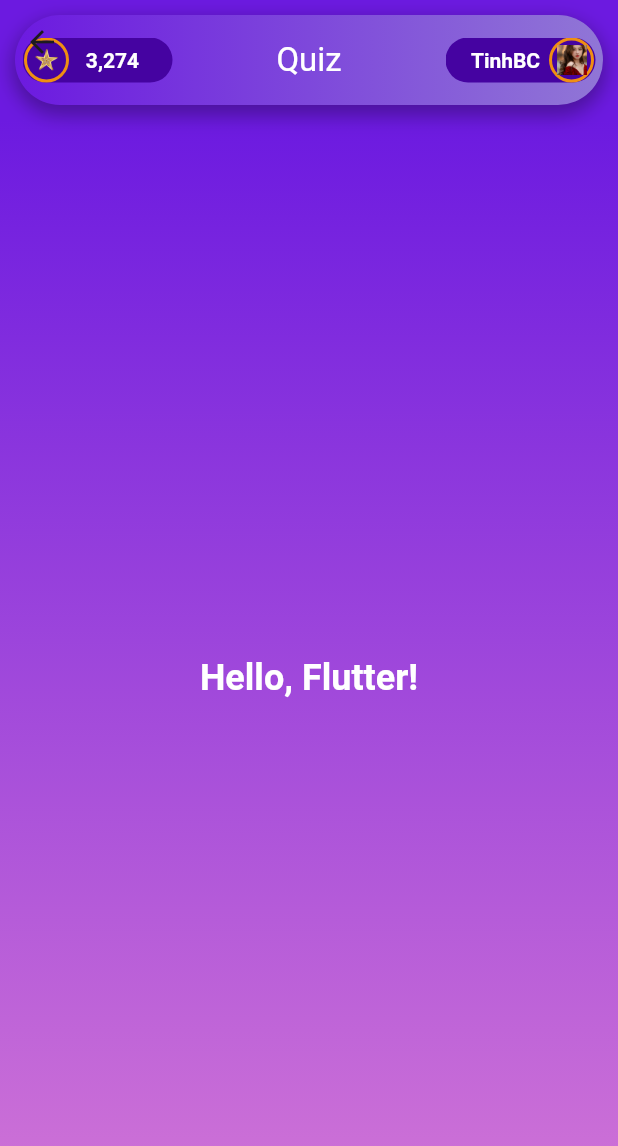
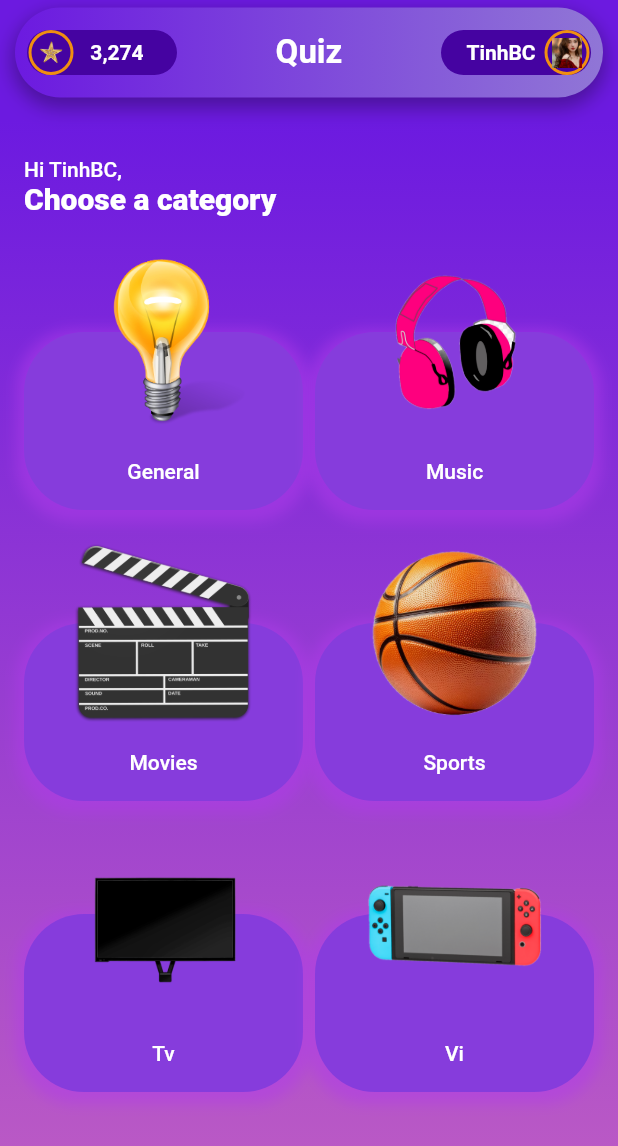
Before and after one commit to khanhbuiduc/quizzApp, a Flutter app: the MyHomePage screen opened directly, on a phone screen of 412 x 824 dp. Shown: the top 1146 px of the screen. Run offline on Flutter 3.47's test engine with Material 2 defaults, Android fonts, the light colour scheme and no system bars; our stand-ins replace flutter_svg.

Commit message:
add hompage ui

```diff
--- a/lib/main.dart
+++ b/lib/main.dart
@@ -17,6 +17,6 @@ class MyApp extends StatelessWidget {
           colorScheme: ColorScheme.fromSeed(seedColor: Colors.deepPurple),
           useMaterial3: true,
         ),
-        home: const AuthScreen());
+        home: const MyHomePage());
   }
 }
--- /dev/null
+++ b/lib/screen/home/categories_data.dart
@@ -0,0 +1,6 @@
+class Category {
+  final String image;
+  final String link;
+  final String title;
+  Category({required this.image, required this.link, required this.title});
+}
--- a/lib/screen/home/home_page.dart
+++ b/lib/screen/home/home_page.dart
@@ -1,6 +1,6 @@
 import 'package:flutter/material.dart';
+import 'package:quizz_app/screen/home/categories_data.dart';
 import 'package:quizz_app/screen/home/home_page_header.dart';
-import 'package:quizz_app/widgets/image_box/image_box_left.dart';
 
 class MyHomePage extends StatefulWidget {
   const MyHomePage({super.key});
@@ -13,35 +13,166 @@ class _MyHomePageState extends State<MyHomePage> {
   @override
   Widget build(BuildContext context) {
     return Scaffold(
+      resizeToAvoidBottomInset: true,
       appBar: PreferredSize(
-        preferredSize: Size.fromHeight(80.0),
+        preferredSize: const Size.fromHeight(80.0),
         child: AppBar(
           backgroundColor: const Color.fromARGB(255, 108, 26, 224),
-          flexibleSpace: const HomePageHeader(),
+          flexibleSpace: const SafeArea(child: HomePageHeader()),
         ),
       ),
       body: Container(
+        height: MediaQuery.of(context).size.height,
         decoration: const BoxDecoration(
           gradient: LinearGradient(
             begin: Alignment.topCenter,
             end: Alignment.bottomCenter,
             colors: [
               Color.fromARGB(255, 108, 26, 224),
-              Color.fromARGB(255, 211, 118, 214)
-            ], // Add your desired colors here
+              Color.fromARGB(255, 192, 94, 195)
+            ],
           ),
         ),
-        child: const Center(
-          child: Text(
-            'Hello, Flutter!',
-            style: TextStyle(
-              color: Colors.white,
-              fontSize: 24.0,
-              fontWeight: FontWeight.bold,
+        child: SingleChildScrollView(
+          child: Expanded(
+            child: Container(
+              width: MediaQuery.of(context).size.width,
+              decoration: const BoxDecoration(
+                  // gradient: LinearGradient(
+                  //   begin: Alignment.topCenter,
+                  //   end: Alignment.bottomCenter,
+                  //   colors: [
+                  //     Color.fromARGB(255, 108, 26, 224),
+                  //     Color.fromARGB(255, 192, 94, 195)
+                  //   ],
+                  // ),
+                  ),
+              child: Column(
+                children: [
+                  const SizedBox(
+                    height: 25,
+                  ),
+                  Container(
+                      width: MediaQuery.of(context).size.width,
+                      padding: const EdgeInsets.symmetric(
+                          vertical: 0, horizontal: 16),
+                      child: const Text("Hi TinhBC,",
+                          textAlign: TextAlign.left,
+                          style: TextStyle(
+                            color: Colors.white,
+                            fontWeight: FontWeight.w500,
+                          ))),
+                  Container(
+                    padding:
+                        const EdgeInsets.symmetric(vertical: 0, horizontal: 16),
+                    width: MediaQuery.of(context).size.width,
+                    child: const Text("Choose a category",
+                        style: TextStyle(
+                            color: Colors.white,
+                            fontWeight: FontWeight.w800,
+                            fontSize: 20)),
+                  ),
+                  Container(
+                    padding: EdgeInsets.symmetric(horizontal: 16, vertical: 10),
+                    height: MediaQuery.of(context).size.width *
+                        0.5 *
+                        categoriesList.length *
+                        0.5,
+                    child: GridView.builder(
+                      gridDelegate:
+                          const SliverGridDelegateWithFixedCrossAxisCount(
+                        crossAxisCount: 2, // Number of columns in the grid
+                        crossAxisSpacing: 8.0, // Spacing between columns
+                        mainAxisSpacing: 8.0, // Spacing between rows
+                      ),
+                      itemCount:
+                          categoriesList.length, // Number of items in the grid
+                      itemBuilder: (context, index) {
+                        // Build each grid item
+                        return Container(
+                            child: Stack(
+                          alignment: AlignmentDirectional.bottomCenter,
+                          children: [
+                            Positioned(
+                              child: Container(
+                                width: MediaQuery.of(context).size.width,
+                                height: MediaQuery.of(context).size.width *
+                                    0.15 *
+                                    categoriesList.length *
+                                    0.32,
+                                decoration: BoxDecoration(
+                                  color: Color.fromARGB(255, 134, 60, 220),
+                                  borderRadius: BorderRadius.circular(40),
+                                  boxShadow: [
+                                    BoxShadow(
+                                      color: const Color.fromARGB(
+                                              255, 176, 59, 234)
+                                          .withOpacity(0.5),
+                                      spreadRadius: 5,
+                                      blurRadius: 7,
+                                      offset: const Offset(0, 3),
+                                    ),
+                                  ],
+                                ),
+                              ),
+                            ),
+                            Positioned(
+                              top: 0,
+                              child: Container(
+                                width: MediaQuery.of(context).size.width * 0.3,
+                                height: MediaQuery.of(context).size.width *
+                                    0.2 *
+                                    categoriesList.length *
+                                    0.3,
+                                decoration: BoxDecoration(
+                                  image: DecorationImage(
+                                    image:
+                                        AssetImage(categoriesList[index].image),
+                                    fit: BoxFit.fitWidth,
+                                  ),
+                                ),
+                              ),
+                            ),
+                            Positioned(
+                              bottom: 18,
+                              child: Text(
+                                categoriesList[index].title,
+                                style: const TextStyle(
+                                    color: Colors.white,
+                                    fontWeight: FontWeight.w500),
+                              ),
+                            )
+                          ],
+                        ));
+                      },
+                    ),
+                  ),
+                ],
+              ),
             ),
           ),
         ),
       ),
     );
   }
+
+  List<Category> categoriesList = [
+    Category(
+        image: "assets/images/yellow-light-bulb.png",
+        link: "link-1",
+        title: "General"),
+    Category(
+        image: "assets/images/pink-headphone.png",
+        link: "link-1",
+        title: "Music"),
+    Category(
+        image: "assets/images/clapper.png", link: "link-1", title: "Movies"),
+    Category(
+        image: "assets/images/basketball.png", link: "link-1", title: "Sports"),
+    Category(image: "assets/images/tivi.png", link: "link-1", title: "Tv"),
+    Category(
+        image: "assets/images/switch-handheld-game.png",
+        link: "link-1",
+        title: "Vi"),
+  ];
 }
--- a/lib/screen/home/home_page_header.dart
+++ b/lib/screen/home/home_page_header.dart
@@ -10,9 +10,9 @@ class HomePageHeader extends StatelessWidget {
     return Container(
         width: MediaQuery.of(context).size.width,
         height: MediaQuery.of(context).size.height,
-        padding: const EdgeInsets.symmetric(horizontal: 10, vertical: 10),
+        padding: const EdgeInsets.fromLTRB(10, 5, 10, 15),
         child: Container(
-          padding: const EdgeInsets.symmetric(horizontal: 5, vertical: 1),
+          padding: const EdgeInsets.symmetric(horizontal: 8, vertical: 0),
           decoration: BoxDecoration(
             gradient: const LinearGradient(
               begin: Alignment.centerLeft,
@@ -44,9 +44,9 @@ class HomePageHeader extends StatelessWidget {
                   child: Text(
                 "Quiz",
                 style: TextStyle(
-                  fontSize: 22,
-                  color: Colors.white,
-                ),
+                    fontSize: 22,
+                    color: Colors.white,
+                    fontWeight: FontWeight.w700),
               )),
               SizedBox(width: 100, child: ImageBoxRight(title: "TinhBC")),
             ],
--- a/lib/widgets/image_box/image_box_left.dart
+++ b/lib/widgets/image_box/image_box_left.dart
@@ -27,7 +27,6 @@ class ImageBoxLeft extends StatelessWidget {
                   color: Colors.white, fontWeight: FontWeight.w700),
             ),
           ),
-
           Positioned(
             top: 0,
             left: -4,
--- a/lib/widgets/image_box/image_box_right.dart
+++ b/lib/widgets/image_box/image_box_right.dart
@@ -27,7 +27,6 @@ class ImageBoxRight extends StatelessWidget {
                   color: Colors.white, fontWeight: FontWeight.w700),
             ),
           ),
-
           Positioned(
             top: 0,
             right: -4,
```
Also changed, not shown: assets/images/basketball.png (added), assets/images/clapper.png (added), assets/images/pink-headphone.png (added), assets/images/switch-handheld-game.png (added), assets/images/tivi.png (added), assets/images/yellow-light-bulb.png (added).
